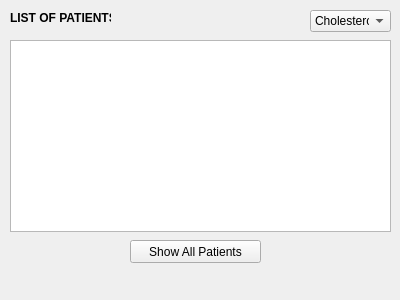
The window that src/Resources/ListOfPatientsView.ui (NghiepQuangLy/FIT3077_FHIR_Patient_Monitor) describes before a commit, drawn with Qt 5.
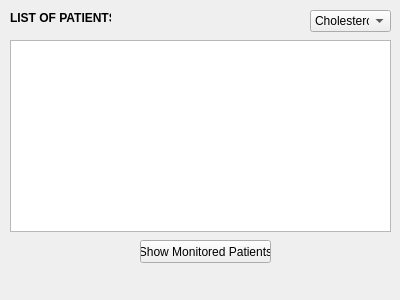
The same window after the commit.

Commit message: Rename the view components

What changed in the file:
```diff
--- a/src/Resources/ListOfPatientsView.ui
+++ b/src/Resources/ListOfPatientsView.ui
@@ -32,20 +32,7 @@
     <string>LIST OF PATIENTS</string>
    </property>
   </widget>
-  <widget class="QPushButton" name="pushButton_3">
-   <property name="geometry">
-    <rect>
-     <x>130</x>
-     <y>240</y>
-     <width>131</width>
-     <height>23</height>
-    </rect>
-   </property>
-   <property name="text">
-    <string>Show All Patients</string>
-   </property>
-  </widget>
-  <widget class="QListView" name="listView_3">
+  <widget class="QListView" name="allPatientListView">
    <property name="geometry">
     <rect>
      <x>10</x>
@@ -73,6 +60,19 @@
     </property>
    </item>
   </widget>
+  <widget class="QPushButton" name="showMonitoredPatientButton">
+   <property name="geometry">
+    <rect>
+     <x>140</x>
+     <y>240</y>
+     <width>131</width>
+     <height>23</height>
+    </rect>
+   </property>
+   <property name="text">
+    <string>Show Monitored Patients</string>
+   </property>
+  </widget>
  </widget>
  <resources/>
  <connections/>
```
Left out of the diff: 4 changed lines with no effect on the pictures. The commit also changes 5 other files.
